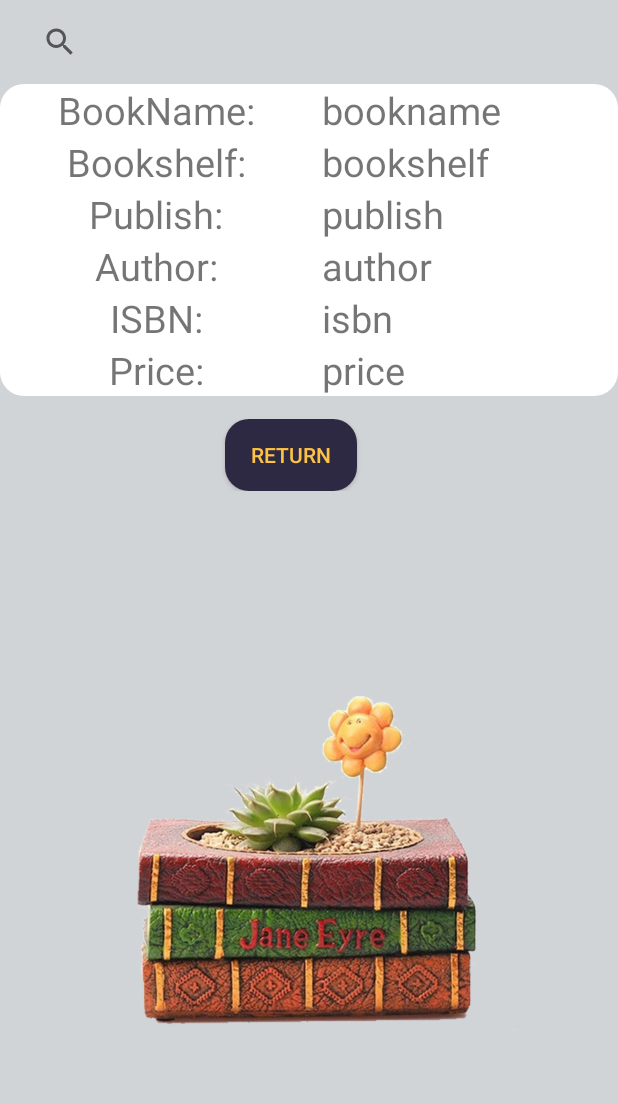
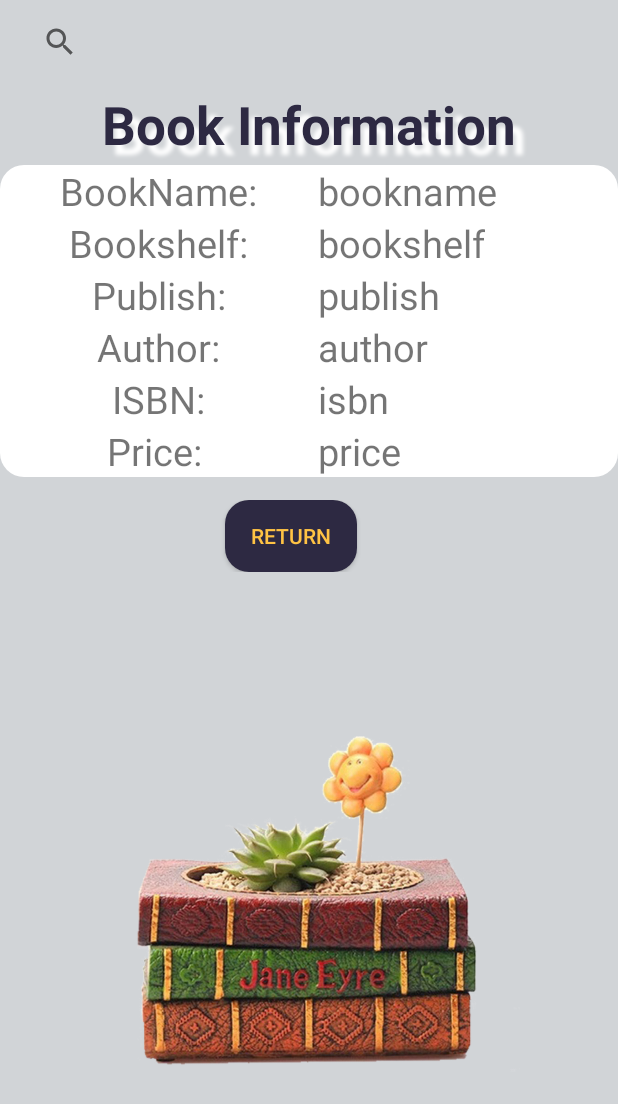
Before and after one commit to BugKillerStudio/bookshelf-jyh, an Android app: the BookInfoActivity screen opened directly, with no data from a screen before it, on a phone screen of 412 x 824 dp. Shown: the top 1104 px of the screen. Run offline under Robolectric (Android 15) with nearby library versions, the phone set to English and light mode, and no system bars.

Commit message:
优化界面，简单调整了书本logo样式，并规范化string资源

```diff
--- a/app/src/main/res/layout/about_activity.xml
+++ b/app/src/main/res/layout/about_activity.xml
@@ -21,7 +21,7 @@
     <TextView
         android:layout_width="match_parent"
         android:layout_height="wrap_content"
-        android:text="author:20人智江元豪"
+        android:text="@string/author_info"
         android:textSize="30dp">
 
     </TextView>
--- a/app/src/main/res/layout/bookinfo_activity.xml
+++ b/app/src/main/res/layout/bookinfo_activity.xml
@@ -8,6 +8,23 @@
     android:background="@color/background_main">
 
     <include layout="@layout/main_toolbar"/>
+    <TextView
+        android:id="@+id/Android_main_title_text"
+        android:layout_width="match_parent"
+        android:layout_height="54dp"
+        android:gravity="center"
+        android:text="@string/book_information"
+        android:textSize="35sp"
+        android:textStyle="bold"
+        android:textColor="@color/button_main"
+
+        android:shadowColor="@color/white"
+        android:shadowRadius="3.0"
+        android:shadowDx="10.0"
+        android:shadowDy="10.0"
+        >
+
+    </TextView>
 
     <LinearLayout
         android:layout_width="match_parent"
@@ -15,6 +32,7 @@
         android:orientation="horizontal"
         android:background="@drawable/radius"
         >
+
     <LinearLayout
         android:layout_width="wrap_content"
         android:layout_height="wrap_content"
@@ -24,7 +42,7 @@
         <TextView
             android:layout_width="wrap_content"
             android:layout_height="wrap_content"
-            android:text="BookName: "
+            android:text="@string/info_bookname"
             android:textSize="25dp"
             android:layout_gravity="center">
 
@@ -33,7 +51,7 @@
             android:layout_width="wrap_content"
             android:layout_height="wrap_content"
             android:layout_gravity="center"
-            android:text="Bookshelf: "
+            android:text="@string/info_bookshelf"
             android:textSize="25dp">
 
         </TextView>
@@ -41,7 +59,7 @@
             android:layout_width="wrap_content"
             android:layout_height="wrap_content"
             android:layout_gravity="center"
-            android:text="Publish: "
+            android:text="@string/info_publish"
             android:textSize="25dp">
 
         </TextView>
@@ -49,7 +67,7 @@
             android:layout_width="wrap_content"
             android:layout_height="wrap_content"
             android:layout_gravity="center"
-            android:text="Author: "
+            android:text="@string/info_author"
             android:textSize="25dp">
 
         </TextView>
@@ -57,7 +75,7 @@
             android:layout_width="wrap_content"
             android:layout_height="wrap_content"
             android:layout_gravity="center"
-            android:text="ISBN: "
+            android:text="@string/info_isbn"
             android:textSize="25dp">
 
         </TextView>
@@ -79,7 +97,7 @@
                 android:id="@+id/book_show_title"
                 android:layout_width="wrap_content"
                 android:layout_height="wrap_content"
-                android:text="bookname"
+                android:text="@string/info_read_bookname"
                 android:textSize="25dp">
 
             </TextView>
@@ -88,7 +106,7 @@
                 android:id="@+id/book_show_bookshelf"
                 android:layout_width="wrap_content"
                 android:layout_height="wrap_content"
-                android:text="bookshelf"
+                android:text="@string/info_read_bookshelf"
                 android:textSize="25dp">
 
             </TextView>
@@ -97,7 +115,7 @@
                 android:id="@+id/book_show_publish"
                 android:layout_width="wrap_content"
                 android:layout_height="wrap_content"
-                android:text="publish"
+                android:text="@string/info_read_publish"
                 android:textSize="25dp">
 
             </TextView>
@@ -106,7 +124,7 @@
                 android:id="@+id/book_show_author"
                 android:layout_width="wrap_content"
                 android:layout_height="wrap_content"
-                android:text="author"
+                android:text="@string/info_read_author"
                 android:textSize="25dp">
 
             </TextView>
@@ -115,7 +133,7 @@
                 android:id="@+id/book_show_isbn"
                 android:layout_width="wrap_content"
                 android:layout_height="wrap_content"
-                android:text="isbn"
+                android:text="@string/info_read_isbn"
                 android:textSize="25dp">
 
             </TextView>
@@ -124,7 +142,7 @@
                 android:id="@+id/book_show_price"
                 android:layout_width="wrap_content"
                 android:layout_height="wrap_content"
-                android:text="price"
+                android:text="@string/info_read_price"
                 android:textSize="25dp">
 
             </TextView>
@@ -147,9 +165,7 @@
                 android:background="@drawable/radius_button"
                 android:text="Return"
                 android:textColor="@color/button_item_main"
-
-
-                ></Button>
+                />
 
 
         </LinearLayout>
--- a/app/src/main/res/layout/fragment_home.xml
+++ b/app/src/main/res/layout/fragment_home.xml
@@ -20,7 +20,7 @@
         android:layout_width="match_parent"
         android:layout_height="54dp"
         android:gravity="center"
-        android:text="Android图书管理"
+        android:text="@string/android_main"
         android:textSize="35sp"
         android:textStyle="bold"
         android:textColor="@color/button_main"
--- /dev/null
+++ b/app/src/main/res/values-night/strings.xml
@@ -0,0 +1,5 @@
+<?xml version="1.0" encoding="utf-8"?>
+<resources>
+    <string name="add_author">Author</string>
+    <string name="add_input_author">Input author</string>
+</resources>
--- a/app/src/main/res/values/strings.xml
+++ b/app/src/main/res/values/strings.xml
@@ -11,4 +11,35 @@
     <string name="update">the book updated!</string>
     <string name="open">open</string>
     <string name="close">close</string>
+    <string name="author_info">author:20人智江元豪</string>
+    <string name="please_enter_the_information_of_the_book">Please enter the information of the book</string>
+    <string name="add_name">Name</string>
+    <string name="add_input_book_name">Input Book Name</string>
+    <string name="add_price">Price</string>
+    <string name="add_input_price">Input Price</string>
+    <string name="add_author">Author</string>
+    <string name="add_input_author">Input author</string>
+    <string name="add_publish">Publish</string>
+    <string name="add_input_publish">Input publish</string>
+    <string name="add_isbn">ISBN</string>
+    <string name="add_input_isbn">Input ISBN</string>
+    <string name="add_bookshelf">Bookshelf</string>
+    <string name="add_input_bookshelf">Input bookshelf</string>
+    <string name="book_information">Book Information</string>
+    <string name="info_bookname">BookName:</string>
+    <string name="info_bookshelf">Bookshelf:</string>
+    <string name="info_publish">Publish:</string>
+    <string name="info_author">Author:</string>
+    <string name="info_isbn">ISBN:</string>
+    <string name="info_read_bookname">bookname</string>
+    <string name="info_read_bookshelf">bookshelf</string>
+    <string name="info_read_publish">publish</string>
+    <string name="info_read_author">author</string>
+    <string name="info_read_isbn">isbn</string>
+    <string name="info_read_price">price</string>
+    <string name="nav_about">关于</string>
+    <string name="nav_setting">设置</string>
+    <string name="by_tuoyou_hao">BY tuoyou-hao</string>
+    <string name="nav_bbookshelf">图书管理系统</string>
+    <string name="android_main">Android图书管理</string>
 </resources>
```
Also changed, not shown: app/src/main/java/com/jnu/student/MainActivity.java (+14 -1 lines), app/src/main/res/layout/activity_input_shop_item.xml (+17 -16 lines), app/src/main/res/layout/frag2main.xml (+4 -4 lines), app/src/main/res/layout/fragment_bookshelf.xml (deleted, +0 -21 lines), app/src/main/res/layout/fragment_viewpager.xml (deleted, +0 -9 lines), app/src/main/res/layout/fragment_viewpager2.xml (deleted, +0 -12 lines), app/src/main/res/drawable/book2.jpg, app/src/main/res/drawable/book3.jpg, app/src/main/res/drawable/book4.jpg.
